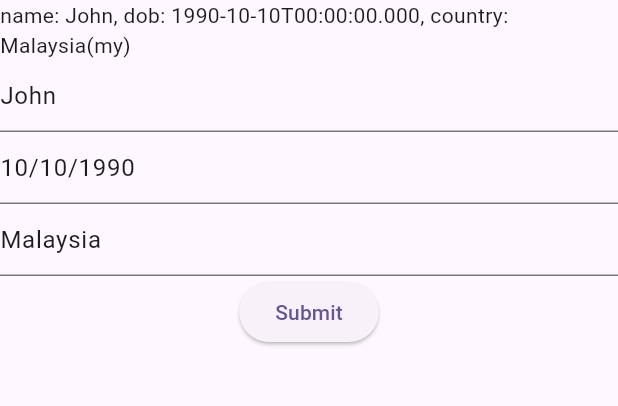
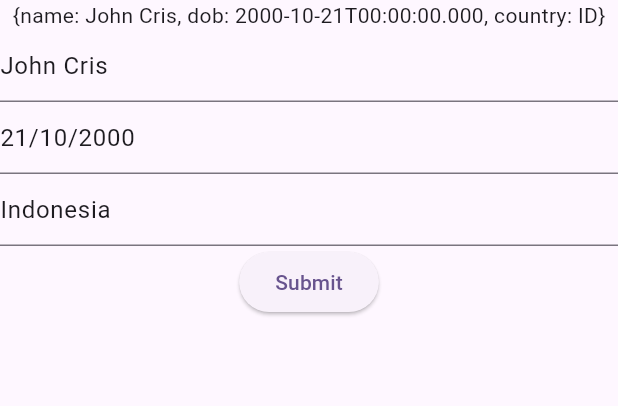
Before and after one commit to enhan2020/stateful_form, a Flutter app: the screen it shows after launch, after a tap on "Submit", on a phone screen of 412 x 824 dp, the part 84-490 px from its top. Run offline on Flutter 3.47's test engine with Material 2 defaults, Android fonts, the phone set to English and light mode, and no system bars.

Commit message:
generate form by json

```diff
--- /dev/null
+++ b/assets/sample.json
@@ -0,0 +1,24 @@
+{
+  "data": {
+    "name": {
+      "type": "text"
+    },
+    "dob": {
+      "type": "datetime"
+    },
+    "country": {
+      "type": "dropdown",
+      "list": {
+        "MY": {
+          "label": "Malaysia"
+        },
+        "SG": {
+          "label": "Singapore"
+        },
+        "ID": {
+          "label": "Indonesia"
+        }
+      }
+    }
+  }
+}
--- a/lib/custom_form.dart
+++ b/lib/custom_form.dart
@@ -3,21 +3,21 @@ import 'package:flutter/material.dart';
 import 'model.dart';
 
 class CustomForm extends StatefulWidget {
-  final Contact? initialValue;
+  final Map<String, dynamic> config;
+  final Map<String, dynamic>? initialValue;
   final Future<DateTime?> Function(DateTime?)? onDatePicker;
   final String? Function(DateTime?)? dateFormatter;
-  final List<Country>? countryList;
-  final Future<Country?> Function(List<Country> data, Country? selected)? onCountryPicker;
-  final void Function(Contact)? onSave;
+  final Future<DropdownModel?> Function(List<DropdownModel> data, DropdownModel? selected)? onDropdownPicker;
+  final void Function(Map<String, dynamic>)? onSave;
 
   const CustomForm({
     super.key,
-    required this.initialValue,
-    required this.onSave,
+    required this.config,
+    this.initialValue,
+    this.onSave,
     this.onDatePicker,
     this.dateFormatter,
-    this.countryList,
-    this.onCountryPicker,
+    this.onDropdownPicker,
   });
 
   @override
@@ -26,17 +26,13 @@ class CustomForm extends StatefulWidget {
 
 class _CustomFormState extends State<CustomForm> {
   final formKey = GlobalKey<FormState>();
-  String? _name;
-  DateTime? _dob;
-  Country? _country;
+  Map<String, dynamic> _data = {};
 
   @override
   void initState() {
     super.initState();
     if (widget.initialValue != null) {
-      _name = widget.initialValue!.name;
-      _dob = widget.initialValue!.dob;
-      _country = widget.initialValue!.country;
+      _data = widget.initialValue!;
     }
   }
 
@@ -46,40 +42,52 @@ class _CustomFormState extends State<CustomForm> {
       key: formKey,
       child: Column(
         children: [
-          TextFormField(
-            initialValue: _name,
-            onSaved: (value) => _name = value ?? '',
-          ),
-          PickerTextFormField(
-            initialValue: widget.dateFormatter?.call(_dob) ?? _dob!.toIso8601String(),
+          ...widget.config.entries.map((entry) {
+            final entryValue = entry.value;
+            final fieldCode = entry.key;
+
+            final fieldType = FieldType.values
+                .firstWhere((element) => element.value == entryValue['type'], orElse: () => FieldType.unknown);
+            switch (fieldType) {
+              case FieldType.text:
+                return TextFormField(
+                  initialValue: _data[fieldCode],
+                  onSaved: (value) => _data[fieldCode] = value ?? '',
+                );
+              case FieldType.datetime:
+                return PickerTextFormField(
+                  initialValue: widget.dateFormatter?.call(_data[fieldCode]) ?? _data[fieldCode]?.toIso8601String(),
                   onTap: () async {
-              final result = await widget.onDatePicker?.call(_dob);
+                    final result = await widget.onDatePicker?.call(_data[fieldCode]);
                     if (result == null) return null;
 
-              _dob = result;
-              return widget.dateFormatter?.call(_dob) ?? _dob!.toIso8601String();
+                    _data[fieldCode] = result;
+                    return widget.dateFormatter?.call(_data[fieldCode]) ?? _data[fieldCode]!.toIso8601String();
                   },
-          ),
-          PickerTextFormField(
-            initialValue: _country?.label,
+                );
+              case FieldType.dropdown:
+                final listDataJson = entryValue['list'] as Map<String, dynamic>?;
+                final listData = listDataJson != null
+                    ? listDataJson.entries.map((e) => DropdownModel(code: e.key, label: e.value['label'])).toList()
+                    : <DropdownModel>[];
+                return PickerTextFormField(
+                  initialValue: (_data[fieldCode] as DropdownModel?)?.label,
                   onTap: () async {
-              final result = await widget.onCountryPicker?.call(widget.countryList ?? [], _country);
+                    final result = await widget.onDropdownPicker?.call(listData, _data[fieldCode]);
                     if (result == null) return null;
 
-              _country = result;
-              return _country!.label;
+                    _data[fieldCode] = result;
+                    return result.label;
                   },
-          ),
+                );
+              case FieldType.unknown:
+                return const SizedBox();
+            }
+          }).toList(),
           ElevatedButton(
             onPressed: () {
               formKey.currentState?.save();
-              widget.onSave?.call(
-                Contact(
-                  name: _name,
-                  dob: _dob,
-                  country: _country,
-                ),
-              );
+              widget.onSave?.call(_data);
             },
             child: const Text('Submit'),
           ),
--- a/lib/main.dart
+++ b/lib/main.dart
@@ -1,5 +1,7 @@
+import 'dart:convert';
+
 import 'package:flutter/material.dart';
-
+import 'package:flutter/services.dart';
 import 'custom_form.dart';
 import 'model.dart';
 
@@ -33,22 +35,50 @@ class MyHomePage extends StatefulWidget {
 }
 
 class _MyHomePageState extends State<MyHomePage> {
-  final List<Country> countryList = const [
-    Country(label: 'Malaysia', code: 'my'),
-    Country(label: 'Singapore', code: 'sg'),
-    Country(label: 'Indonesia', code: 'id'),
-  ];
+  final initialInformation = {
+    'name': 'John Cris',
+    'dob': '2000-10-21',
+    'country': 'ID',
+    'gender': 'F',
+  };
 
-  Contact? contact;
+  Map<String, dynamic>? configData;
+  Map<String, dynamic> _value = {};
 
   @override
   void initState() {
     super.initState();
-    contact = Contact(
-      name: 'John',
-      dob: DateTime(1990, 10, 10),
-      country: countryList.first,
-    );
+    WidgetsBinding.instance.addPostFrameCallback((_) async {
+      final configString = await rootBundle.loadString('assets/sample.json');
+      configData = jsonDecode(configString)?['data'];
+
+      for (var info in initialInformation.entries) {
+        final key = info.key;
+        final value = info.value;
+        // skip if key not found in config
+        if (configData?.containsKey(key) != true) continue;
+        final config = configData?[key];
+
+        // get input field type
+        final fieldType =
+            FieldType.values.firstWhere((element) => element.value == config?['type'], orElse: () => FieldType.unknown);
+
+        // parse to object
+        switch (fieldType) {
+          case FieldType.text:
+            _value[key] = value;
+          case FieldType.datetime:
+            _value[key] = DateTime.tryParse(value);
+          case FieldType.dropdown:
+            if (config?['list']?.containsKey(value) == true) {
+              _value[key] = DropdownModel(code: value, label: config!['list']![value]?['label']);
+            }
+          case FieldType.unknown:
+            _value[key] = value;
+        }
+      }
+      setState(() {});
+    });
   }
 
   @override
@@ -60,16 +90,16 @@ class _MyHomePageState extends State<MyHomePage> {
       ),
       body: Column(
         children: [
-          Text(contact.toString()),
+          Text(_value.encodeToString.toString()),
           Expanded(
             child: SingleChildScrollView(
               child: CustomForm(
-                initialValue: contact,
+                config: configData ?? {},
+                initialValue: _value,
                 onDatePicker: _showDatePicker,
                 dateFormatter: _dateFormatter,
-                countryList: countryList,
-                onCountryPicker: _showCountryPicker,
-                onSave: (value) => setState(() => contact = value),
+                onDropdownPicker: _showDropdownPicker,
+                onSave: (value) => setState(() => _value = value),
               ),
             ),
           ),
@@ -93,8 +123,8 @@ class _MyHomePageState extends State<MyHomePage> {
     return '${dateTime.day}/${dateTime.month}/${dateTime.year}';
   }
 
-  Future<Country?> _showCountryPicker(List<Country> data, Country? selected) async {
-    return await showModalBottomSheet<Country>(
+  Future<DropdownModel?> _showDropdownPicker(List<DropdownModel> data, DropdownModel? selected) async {
+    return await showModalBottomSheet<DropdownModel>(
       context: context,
       builder: (context) {
         return ConstrainedBox(
@@ -120,3 +150,16 @@ class _MyHomePageState extends State<MyHomePage> {
     );
   }
 }
+
+extension on Map<String, dynamic> {
+  Map<String, dynamic> get encodeToString {
+    final beautifyValue = map((key, value) {
+      String? result;
+      if (value is DateTime) result = value.toIso8601String();
+      if (value is DropdownModel) result = value.code;
+
+      return MapEntry(key, result ?? value);
+    });
+    return beautifyValue;
+  }
+}
--- a/lib/model.dart
+++ b/lib/model.dart
@@ -1,23 +1,23 @@
-class Contact {
-  final String? name;
-  final DateTime? dob;
-  final Country? country;
+enum FieldType {
+  text('text'),
+  datetime('datetime'),
+  dropdown('dropdown'),
+  unknown('unknown');
 
-  const Contact({
-    this.name,
-    this.dob,
-    this.country,
-  });
+  const FieldType(this.value);
 
-  @override
-  String toString() {
-    return 'name: $name, dob: ${dob?.toIso8601String()}, country: ${country?.label}(${country?.code})';
-  }
+  final String value;
 }
 
-class Country {
+class DropdownModel {
   final String code;
   final String label;
 
-  const Country({required this.code, required this.label});
+  const DropdownModel({required this.code, required this.label});
+
+  factory DropdownModel.fromJson(Map<String, dynamic> json) {
+    final code = json['code'] as String;
+    final label = json['label'] as String;
+    return DropdownModel(code: code, label: label);
+  }
 }
--- a/pubspec.yaml
+++ b/pubspec.yaml
@@ -59,8 +59,8 @@ flutter:
   uses-material-design: true
 
   # To add assets to your application, add an assets section, like this:
-  # assets:
-  #   - images/a_dot_burr.jpeg
+  assets:
+    - assets/
   #   - images/a_dot_ham.jpeg
 
   # An image asset can refer to one or more resolution-specific "variants", see
```
Lines whose indentation alone changed are shown as unchanged.
